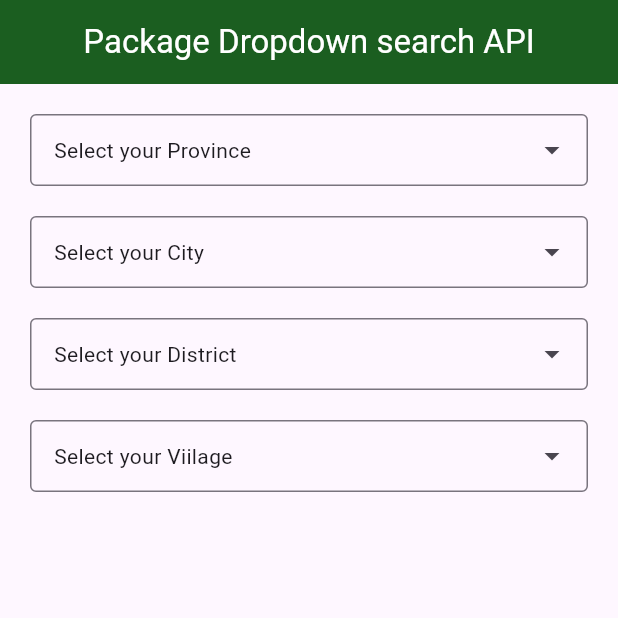
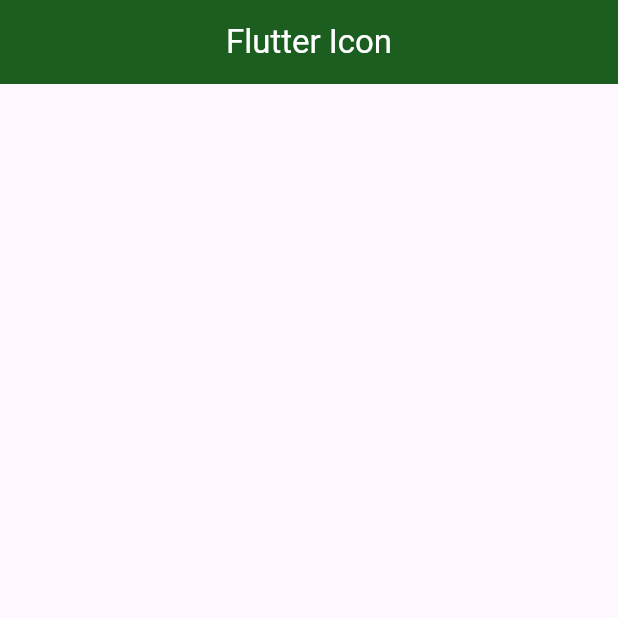
Before and after one commit to iqbalsuwandi20/belajar-flutter-youtube, a Flutter app: the screen it shows after launch, on a phone screen of 412 x 824 dp, the top half of it. Run offline on Flutter 3.47's test engine with Material 3 defaults, Android fonts, the phone set to English and light mode, and no system bars; drawn by our look-alikes of dropdown_search.

Commit message:
flutter icon launcher

```diff
--- a/lib/main.dart
+++ b/lib/main.dart
@@ -1,5 +1,4 @@
 import 'package:flutter/material.dart';
-import 'package:flutter_basic/pages/home_page.dart';
 
 void main() {
   runApp(const MyApp());
@@ -10,9 +9,27 @@
 
   @override
   Widget build(BuildContext context) {
-    return MaterialApp(
+    return const MaterialApp(
       debugShowCheckedModeBanner: false,
       home: HomePage(),
     );
   }
 }
+
+class HomePage extends StatelessWidget {
+  const HomePage({super.key});
+
+  @override
+  Widget build(BuildContext context) {
+    return Scaffold(
+      appBar: AppBar(
+        centerTitle: true,
+        backgroundColor: Colors.green[900],
+        title: const Text(
+          "Flutter Icon",
+          style: TextStyle(color: Colors.white),
+        ),
+      ),
+    );
+  }
+}
--- a/lib/models/city.dart
+++ /dev/null
@@ -1,36 +0,0 @@
-// To parse this JSON data, do
-//
-//     final cityModel = cityModelFromJson(jsonString);
-
-import 'dart:convert';
-
-CityModel cityModelFromJson(String str) => CityModel.fromJson(json.decode(str));
-
-String cityModelToJson(CityModel data) => json.encode(data.toJson());
-
-class CityModel {
-  String id;
-  String idProvinsi;
-  String name;
-
-  CityModel({
-    required this.id,
-    required this.idProvinsi,
-    required this.name,
-  });
-
-  factory CityModel.fromJson(Map<String, dynamic> json) => CityModel(
-        id: json["id"],
-        idProvinsi: json["id_provinsi"],
-        name: json["name"],
-      );
-
-  Map<String, dynamic> toJson() => {
-        "id": id,
-        "id_provinsi": idProvinsi,
-        "name": name,
-      };
-
-  @override
-  String toString() => name;
-}
--- a/lib/models/district.dart
+++ /dev/null
@@ -1,37 +0,0 @@
-// To parse this JSON data, do
-//
-//     final districtModel = districtModelFromJson(jsonString);
-
-import 'dart:convert';
-
-DistrictModel districtModelFromJson(String str) =>
-    DistrictModel.fromJson(json.decode(str));
-
-String districtModelToJson(DistrictModel data) => json.encode(data.toJson());
-
-class DistrictModel {
-  String id;
-  String idKabupaten;
-  String name;
-
-  DistrictModel({
-    required this.id,
-    required this.idKabupaten,
-    required this.name,
-  });
-
-  factory DistrictModel.fromJson(Map<String, dynamic> json) => DistrictModel(
-        id: json["id"],
-        idKabupaten: json["id_kabupaten"],
-        name: json["name"],
-      );
-
-  Map<String, dynamic> toJson() => {
-        "id": id,
-        "id_kabupaten": idKabupaten,
-        "name": name,
-      };
-
-  @override
-  String toString() => name;
-}
--- a/lib/models/province.dart
+++ /dev/null
@@ -1,33 +0,0 @@
-// To parse this JSON data, do
-//
-//     final provinceModel = provinceModelFromJson(jsonString);
-
-import 'dart:convert';
-
-ProvinceModel provinceModelFromJson(String str) =>
-    ProvinceModel.fromJson(json.decode(str));
-
-String provinceModelToJson(ProvinceModel data) => json.encode(data.toJson());
-
-class ProvinceModel {
-  String id;
-  String name;
-
-  ProvinceModel({
-    required this.id,
-    required this.name,
-  });
-
-  factory ProvinceModel.fromJson(Map<String, dynamic> json) => ProvinceModel(
-        id: json["id"],
-        name: json["name"],
-      );
-
-  Map<String, dynamic> toJson() => {
-        "id": id,
-        "name": name,
-      };
-
-  @override
-  String toString() => name;
-}
--- a/lib/models/village.dart
+++ /dev/null
@@ -1,37 +0,0 @@
-// To parse this JSON data, do
-//
-//     final villageModel = villageModelFromJson(jsonString);
-
-import 'dart:convert';
-
-VillageModel villageModelFromJson(String str) =>
-    VillageModel.fromJson(json.decode(str));
-
-String villageModelToJson(VillageModel data) => json.encode(data.toJson());
-
-class VillageModel {
-  String id;
-  String idKecamatan;
-  String name;
-
-  VillageModel({
-    required this.id,
-    required this.idKecamatan,
-    required this.name,
-  });
-
-  factory VillageModel.fromJson(Map<String, dynamic> json) => VillageModel(
-        id: json["id"],
-        idKecamatan: json["id_kecamatan"],
-        name: json["name"],
-      );
-
-  Map<String, dynamic> toJson() => {
-        "id": id,
-        "id_kecamatan": idKecamatan,
-        "name": name,
-      };
-
-  @override
-  String toString() => name;
-}
--- a/lib/pages/home_page.dart
+++ /dev/null
@@ -1,197 +0,0 @@
-import 'dart:convert';
-
-import 'package:dropdown_search/dropdown_search.dart';
-import 'package:flutter/material.dart';
-import 'package:flutter_basic/models/city.dart';
-import 'package:flutter_basic/models/district.dart';
-import 'package:flutter_basic/models/province.dart';
-import 'package:flutter_basic/models/village.dart';
-import 'package:http/http.dart' as http;
-
-class HomePage extends StatefulWidget {
-  const HomePage({super.key});
-
-  @override
-  State<HomePage> createState() => _HomePageState();
-}
-
-class _HomePageState extends State<HomePage> {
-  final String apiKey =
-      "017c5b2755a5585f15fe56ac4d27be244faff5dbffd7181e328aa2186caa5481";
-
-  String? idProvince;
-  String? idCity;
-  String? idDistrict;
-
-  @override
-  Widget build(BuildContext context) {
-    return Scaffold(
-      appBar: AppBar(
-        centerTitle: true,
-        backgroundColor: Colors.green[900],
-        title: const Text(
-          "Package Dropdown search API",
-          style: TextStyle(color: Colors.white),
-        ),
-      ),
-      body: ListView(
-        padding: const EdgeInsets.all(20),
-        children: [
-          DropdownSearch<ProvinceModel>(
-            dropdownBuilder: (context, selectedItem) =>
-                Text(selectedItem?.name ?? "Select your Province"),
-            popupProps: PopupProps.menu(
-              showSearchBox: true,
-              itemBuilder: (context, item, isSelected) => ListTile(
-                title: Text(item.name),
-              ),
-            ),
-            asyncItems: (text) async {
-              var response = await http.get(Uri.parse(
-                  "https://api.binderbyte.com/wilayah/provinsi?api_key=$apiKey"));
-              if (response.statusCode != 200) {
-                return [];
-              }
-
-              List allProvince =
-                  (json.decode(response.body) as Map<String, dynamic>)["value"];
-
-              List<ProvinceModel> allModelProvince = [];
-
-              for (var element in allProvince) {
-                allModelProvince.add(
-                  ProvinceModel(
-                    id: element["id"],
-                    name: element["name"],
-                  ),
-                );
-              }
-
-              return allModelProvince;
-            },
-            onChanged: (value) => idProvince = value?.id,
-          ),
-          const SizedBox(
-            height: 20,
-          ),
-          DropdownSearch<CityModel>(
-            dropdownBuilder: (context, selectedItem) =>
-                Text(selectedItem?.name ?? "Select your City"),
-            popupProps: PopupProps.menu(
-              showSearchBox: true,
-              itemBuilder: (context, item, isSelected) => ListTile(
-                title: Text(item.name),
-              ),
-            ),
-            asyncItems: (text) async {
-              print("Check Province ID");
-              print(idProvince);
-              var response = await http.get(Uri.parse(
-                "https://api.binderbyte.com/wilayah/kabupaten?api_key=$apiKey&id_provinsi=$idProvince",
-              ));
-              if (response.statusCode != 200) {
-                return [];
-              }
-
-              List allCity =
-                  (json.decode(response.body) as Map<String, dynamic>)["value"];
-
-              List<CityModel> allModelCity = [];
-
-              for (var element in allCity) {
-                allModelCity.add(
-                  CityModel(
-                    id: element["id"],
-                    idProvinsi: element["id_provinsi"],
-                    name: element["name"],
-                  ),
-                );
-              }
-
-              return allModelCity;
-            },
-            onChanged: (value) => idCity = value?.id,
-          ),
-          const SizedBox(
-            height: 20,
-          ),
-          DropdownSearch<DistrictModel>(
-            dropdownBuilder: (context, selectedItem) =>
-                Text(selectedItem?.name ?? "Select your District"),
-            popupProps: PopupProps.menu(
-              showSearchBox: true,
-              itemBuilder: (context, item, isSelected) => ListTile(
-                title: Text(item.name),
-              ),
-            ),
-            asyncItems: (text) async {
-              print("Check District ID");
-              print(idCity);
-              var response = await http.get(Uri.parse(
-                "https://api.binderbyte.com/wilayah/kecamatan?api_key=$apiKey&id_kabupaten=$idCity",
-              ));
-              if (response.statusCode != 200) {
-                return [];
-              }
-
-              List allDistrict =
-                  (json.decode(response.body) as Map<String, dynamic>)["value"];
-
-              List<DistrictModel> allModelDistrict = [];
-
-              for (var element in allDistrict) {
-                allModelDistrict.add(DistrictModel(
-                  id: element["id"],
-                  idKabupaten: element["id_kabupaten"],
-                  name: element["name"],
-                ));
-              }
-
-              return allModelDistrict;
-            },
-            onChanged: (value) => idDistrict = value?.id,
-          ),
-          const SizedBox(
-            height: 20,
-          ),
-          DropdownSearch<VillageModel>(
-            dropdownBuilder: (context, selectedItem) =>
-                Text(selectedItem?.name ?? "Select your Viilage"),
-            popupProps: PopupProps.menu(
-              showSearchBox: true,
-              itemBuilder: (context, item, isSelected) => ListTile(
-                title: Text(item.name),
-              ),
-            ),
-            asyncItems: (text) async {
-              print("Check District ID");
-              print(idCity);
-              var response = await http.get(Uri.parse(
-                "https://api.binderbyte.com/wilayah/kelurahan?api_key=$apiKey&id_kecamatan=$idDistrict",
-              ));
-              if (response.statusCode != 200) {
-                return [];
-              }
-
-              List allVillage =
-                  (json.decode(response.body) as Map<String, dynamic>)["value"];
-
-              List<VillageModel> allModelVillage = [];
-
-              for (var element in allVillage) {
-                allModelVillage.add(VillageModel(
-                  id: element["id"],
-                  idKecamatan: element["id_kecamatan"],
-                  name: element["name"],
-                ));
-              }
-
-              return allModelVillage;
-            },
-            onChanged: (value) => print(value?.toJson()),
-          ),
-        ],
-      ),
-    );
-  }
-}
```
Also changed, not shown: pubspec.yaml (+10 -4 lines), assets/images/man.png (added), assets/images/profile.jpg (deleted), pubspec.lock, 28 other files.
